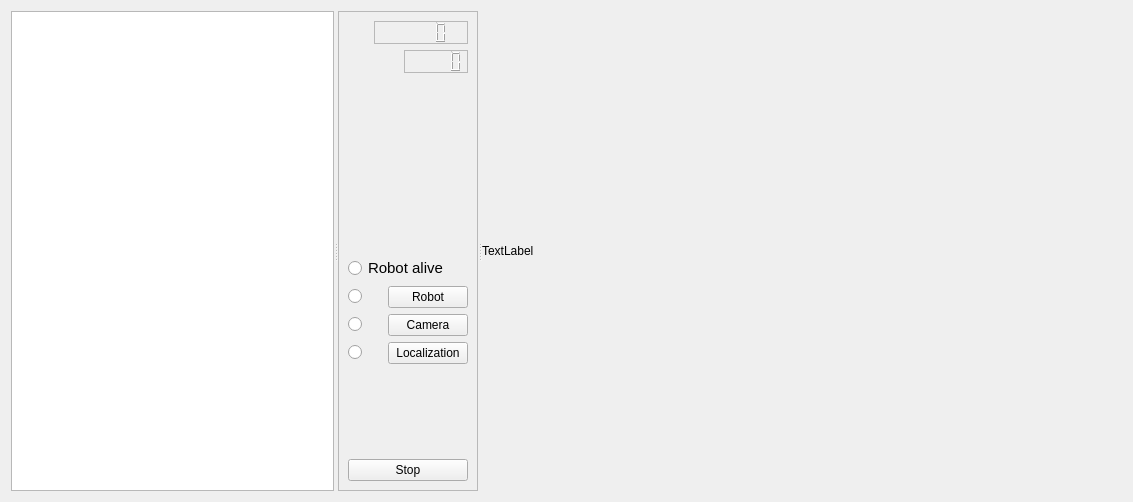
The window that pioneer/pioneer_controller/src/mainUI.ui (jperezkz/Robotica-avanzada) describes before a commit, drawn with Qt 5.
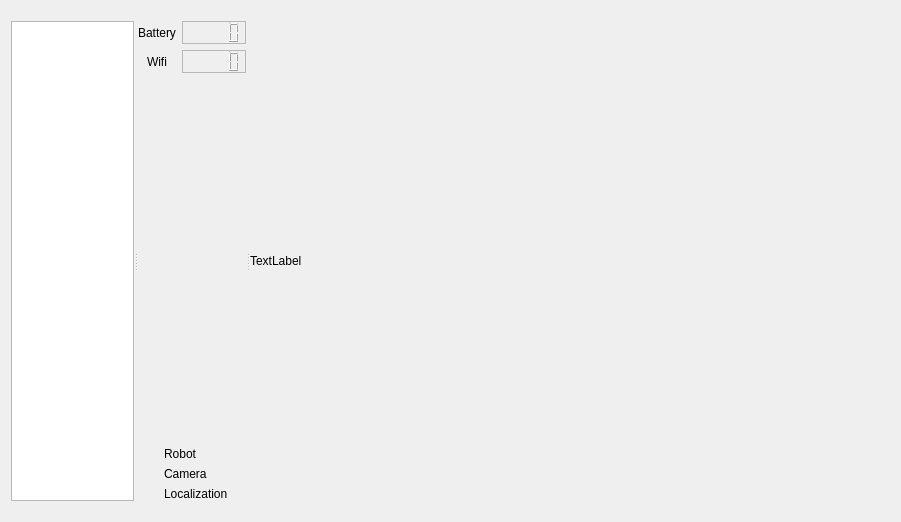
The same window after the commit. Icons and pictures are not drawn.

Diff of the .ui file:
```diff
--- a/pioneer/pioneer_controller/src/mainUI.ui
+++ b/pioneer/pioneer_controller/src/mainUI.ui
@@ -6,61 +6,37 @@
    <rect>
     <x>0</x>
     <y>0</y>
-    <width>1133</width>
-    <height>498</height>
+    <width>901</width>
+    <height>522</height>
    </rect>
   </property>
   <property name="windowTitle">
    <string>pioneer_controller</string>
   </property>
-  <layout class="QVBoxLayout" name="verticalLayout_3">
+  <layout class="QVBoxLayout" name="verticalLayout_4">
    <item>
+    <widget class="QSplitter" name="splitter_2">
+     <property name="orientation">
+      <enum>Qt::Horizontal</enum>
+     </property>
     <widget class="QSplitter" name="splitter">
      <property name="orientation">
       <enum>Qt::Horizontal</enum>
      </property>
      <widget class="QGraphicsView" name="graphicsView"/>
-     <widget class="QFrame" name="frame_central">
-      <property name="maximumSize">
-       <size>
-        <width>140</width>
-        <height>16777215</height>
-       </size>
-      </property>
-      <property name="frameShape">
-       <enum>QFrame::StyledPanel</enum>
-      </property>
-      <property name="frameShadow">
-       <enum>QFrame::Raised</enum>
-      </property>
-      <layout class="QVBoxLayout" name="verticalLayout">
+      <widget class="QWidget" name="">
+       <layout class="QVBoxLayout" name="verticalLayout_3">
        <item>
-        <layout class="QHBoxLayout" name="horizontalLayout_5">
-         <property name="sizeConstraint">
-          <enum>QLayout::SetMinimumSize</enum>
-         </property>
+         <layout class="QVBoxLayout" name="verticalLayout_2">
+          <item>
+           <layout class="QHBoxLayout" name="horizontalLayout">
          <item>
           <widget class="QLabel" name="label">
-           <property name="sizePolicy">
-            <sizepolicy hsizetype="Minimum" vsizetype="Preferred">
-             <horstretch>0</horstretch>
-             <verstretch>0</verstretch>
-            </sizepolicy>
-           </property>
-           <property name="maximumSize">
-            <size>
-             <width>20</width>
-             <height>16777215</height>
-            </size>
-           </property>
            <property name="text">
-            <string/>
-           </property>
-           <property name="pixmap">
-            <pixmap resource="../../../etc/resources/resources.qrc">:/icons/battery.png</pixmap>
-           </property>
-           <property name="scaledContents">
-            <bool>true</bool>
+               <string>Battery</string>
+              </property>
+              <property name="alignment">
+               <set>Qt::AlignCenter</set>
            </property>
           </widget>
          </item>
@@ -68,7 +44,9 @@
           <widget class="QLCDNumber" name="bat_lcdnumber">
            <property name="font">
             <font>
-             <pointsize>14</pointsize>
+                <pointsize>16</pointsize>
+                <weight>75</weight>
+                <bold>true</bold>
              <strikeout>false</strikeout>
             </font>
            </property>
@@ -78,25 +56,25 @@
            <property name="frameShadow">
             <enum>QFrame::Sunken</enum>
            </property>
+              <property name="lineWidth">
+               <number>2</number>
+              </property>
+              <property name="segmentStyle">
+               <enum>QLCDNumber::Filled</enum>
+              </property>
           </widget>
          </item>
         </layout>
        </item>
        <item>
-        <layout class="QHBoxLayout" name="horizontalLayout_6">
-         <property name="sizeConstraint">
-          <enum>QLayout::SetMinimumSize</enum>
-         </property>
+           <layout class="QHBoxLayout" name="horizontalLayout_5">
          <item>
           <widget class="QLabel" name="label_2">
            <property name="text">
-            <string/>
-           </property>
-           <property name="pixmap">
-            <pixmap resource="../../../etc/resources/resources.qrc">:/icons/wifi.jpeg</pixmap>
-           </property>
-           <property name="scaledContents">
-            <bool>true</bool>
+               <string>Wifi</string>
+              </property>
+              <property name="alignment">
+               <set>Qt::AlignCenter</set>
            </property>
           </widget>
          </item>
@@ -104,7 +82,9 @@
           <widget class="QLCDNumber" name="rssi_lcdnumber">
            <property name="font">
             <font>
-             <pointsize>14</pointsize>
+                <pointsize>16</pointsize>
+                <weight>75</weight>
+                <bold>true</bold>
              <strikeout>false</strikeout>
             </font>
            </property>
@@ -114,12 +94,15 @@
            <property name="frameShadow">
             <enum>QFrame::Sunken</enum>
            </property>
+              <property name="lineWidth">
+               <number>2</number>
+              </property>
           </widget>
          </item>
         </layout>
        </item>
        <item>
-        <spacer name="verticalSpacer_3">
+           <spacer name="verticalSpacer">
          <property name="orientation">
           <enum>Qt::Vertical</enum>
          </property>
@@ -131,42 +114,39 @@
          </property>
         </spacer>
        </item>
-       <item>
-        <spacer name="verticalSpacer_2">
-         <property name="orientation">
-          <enum>Qt::Vertical</enum>
-         </property>
-         <property name="sizeHint" stdset="0">
-          <size>
-           <width>20</width>
-           <height>40</height>
-          </size>
-         </property>
-        </spacer>
+         </layout>
        </item>
        <item>
-        <widget class="QRadioButton" name="radioButton_alive">
-         <property name="font">
-          <font>
-           <pointsize>11</pointsize>
-          </font>
-         </property>
-         <property name="text">
-          <string>Robot alive</string>
-         </property>
-        </widget>
-       </item>
+         <layout class="QVBoxLayout" name="verticalLayout">
        <item>
         <layout class="QHBoxLayout" name="horizontalLayout_2">
          <item>
-          <widget class="QRadioButton" name="radioButton_start_robot">
+             <widget class="QLabel" name="label_robot">
+              <property name="sizePolicy">
+               <sizepolicy hsizetype="Minimum" vsizetype="Preferred">
+                <horstretch>0</horstretch>
+                <verstretch>0</verstretch>
+               </sizepolicy>
+              </property>
+              <property name="maximumSize">
+               <size>
+                <width>20</width>
+                <height>20</height>
+               </size>
+              </property>
            <property name="text">
             <string/>
            </property>
           </widget>
          </item>
          <item>
-          <widget class="QPushButton" name="pushButton_start_robot">
+             <widget class="QLabel" name="label_3">
+              <property name="sizePolicy">
+               <sizepolicy hsizetype="Minimum" vsizetype="Preferred">
+                <horstretch>0</horstretch>
+                <verstretch>0</verstretch>
+               </sizepolicy>
+              </property>
            <property name="text">
             <string>Robot</string>
            </property>
@@ -177,14 +157,20 @@
        <item>
         <layout class="QHBoxLayout" name="horizontalLayout_3">
          <item>
-          <widget class="QRadioButton" name="radioButton_start_camera">
+             <widget class="QLabel" name="label_camera">
+              <property name="maximumSize">
+               <size>
+                <width>20</width>
+                <height>20</height>
+               </size>
+              </property>
            <property name="text">
             <string/>
            </property>
           </widget>
          </item>
          <item>
-          <widget class="QPushButton" name="pushButton_start_camera">
+             <widget class="QLabel" name="label_4">
            <property name="text">
             <string>Camera</string>
            </property>
@@ -195,14 +181,20 @@
        <item>
         <layout class="QHBoxLayout" name="horizontalLayout_4">
          <item>
-          <widget class="QRadioButton" name="radioButton_start_localization">
+             <widget class="QLabel" name="label_localization">
+              <property name="maximumSize">
+               <size>
+                <width>20</width>
+                <height>20</height>
+               </size>
+              </property>
            <property name="text">
             <string/>
            </property>
           </widget>
          </item>
          <item>
-          <widget class="QPushButton" name="pushButton_start_localization">
+             <widget class="QLabel" name="label_5">
            <property name="text">
             <string>Localization</string>
            </property>
@@ -210,42 +202,10 @@
          </item>
         </layout>
        </item>
-       <item>
-        <spacer name="verticalSpacer">
-         <property name="orientation">
-          <enum>Qt::Vertical</enum>
-         </property>
-         <property name="sizeHint" stdset="0">
-          <size>
-           <width>20</width>
-           <height>40</height>
-          </size>
-         </property>
-        </spacer>
-       </item>
-       <item>
-        <widget class="QPushButton" name="pushButton_stop">
-         <property name="autoFillBackground">
-          <bool>false</bool>
-         </property>
-         <property name="text">
-          <string>Stop</string>
-         </property>
-        </widget>
-       </item>
-      </layout>
-      <zorder>label</zorder>
-      <zorder>pushButton_stop</zorder>
-      <zorder>verticalSpacer</zorder>
-      <zorder>radioButton_alive</zorder>
-      <zorder>pushButton_start_robot</zorder>
-      <zorder>radioButton_start_robot</zorder>
-      <zorder>layoutWidget</zorder>
-      <zorder>layoutWidget_2</zorder>
-      <zorder>label</zorder>
-      <zorder>label_2</zorder>
-      <zorder>rssi_lcdnumber</zorder>
-      <zorder>verticalSpacer_3</zorder>
+         </layout>
+        </item>
+       </layout>
+      </widget>
      </widget>
      <widget class="QLabel" name="label_rgb">
       <property name="minimumSize">
```
Left out of the diff: 23 changed lines with no effect on the pictures. Lines whose indentation alone changed are shown as unchanged.
